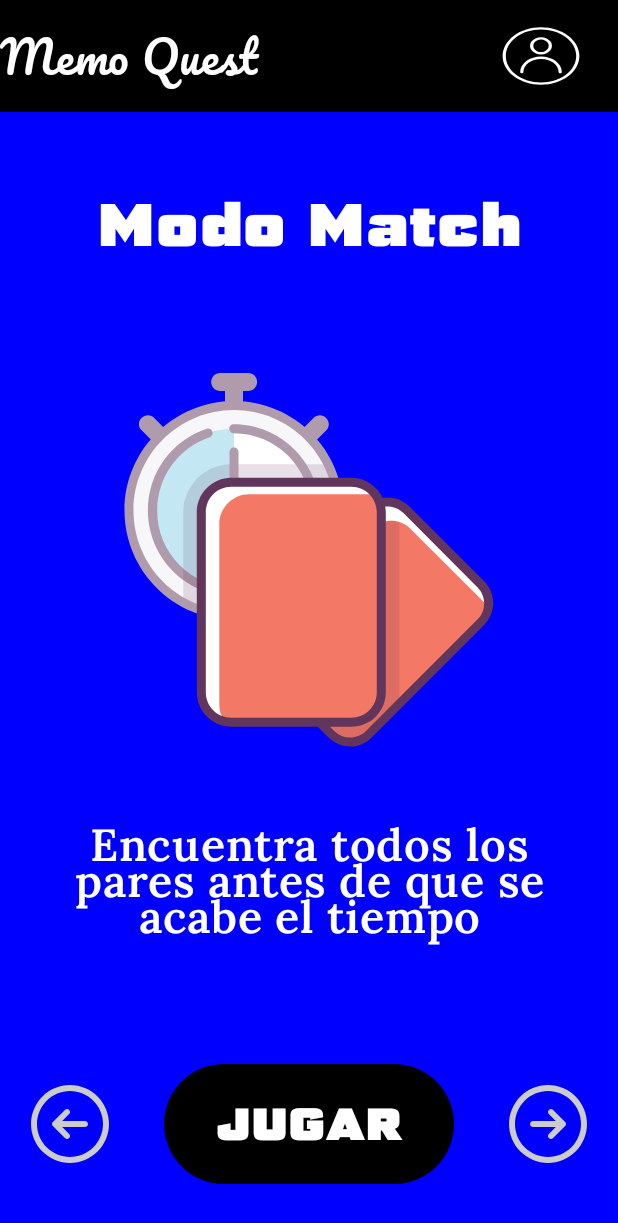
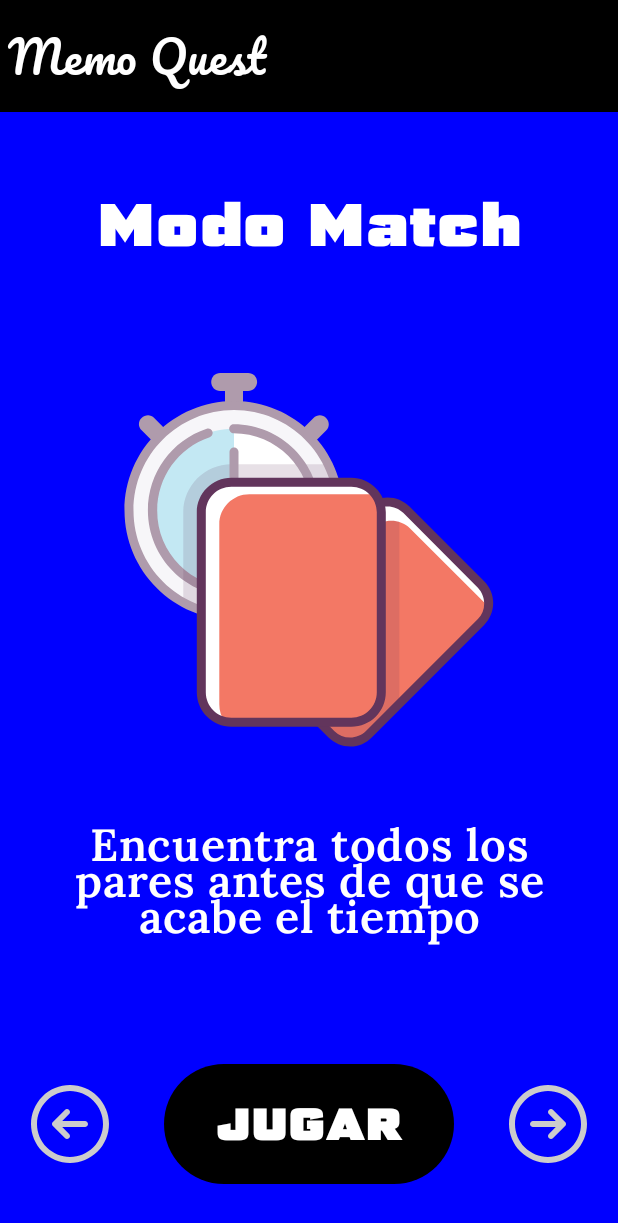
Before and after one commit to LunexaCorp/memoQuest, an Android app built with Jetpack Compose: the screen it shows after launch (MainActivity), on a phone screen of 412 x 824 dp. Shown: the top 1223 px of the screen. Run offline under Robolectric (Android 15) with nearby library versions, the phone set to English and light mode, and no system bars.

Commit message:
fix: Aumenta contraste de botón Jugar, desactiva botón de perfil, aleja titulo de seccion lateral y cambia función composable Mascota a CabeceraModo

```diff
--- a/app/src/main/java/com/nikelyh/jewels/MainActivity.kt
+++ b/app/src/main/java/com/nikelyh/jewels/MainActivity.kt
@@ -36,10 +36,7 @@ import androidx.compose.ui.unit.sp
 import com.nikelyh.jewels.data.models.Modo
 import com.nikelyh.jewels.ui.adapters.ModosAdapter
 import com.nikelyh.jewels.ui.theme.JewelsTheme
-import androidx.compose.runtime.getValue
-import androidx.compose.runtime.setValue
 import androidx.compose.ui.Alignment
-import androidx.compose.ui.graphics.painter.Painter
 import androidx.compose.ui.res.painterResource
 import androidx.compose.ui.text.font.Font
 import androidx.compose.ui.text.font.FontWeight
@@ -84,7 +81,7 @@ fun Panel(modifier: Modifier = Modifier) {
             modifier = Modifier
                 .weight(.5f)
         )
-        Mascota(
+        CabeceraModo(
             modifier = Modifier
                 .weight(1f)
 
@@ -131,12 +128,14 @@ fun Header(modifier: Modifier = Modifier){
             Text(
                 modifier = Modifier
                     .weight(3f)
+                    .padding(5.dp)
                 ,
                 text = "Memo Quest",
                 fontFamily = PacificoFont,
                 fontSize = 30.sp,
                 color = Color.White
             )
+            /*
             IconButton(
                 modifier = Modifier
                     .weight(1f)
@@ -150,6 +149,7 @@ fun Header(modifier: Modifier = Modifier){
                     contentDescription = null
                 )
             }
+             */
 
         }
     }
@@ -157,7 +157,7 @@ fun Header(modifier: Modifier = Modifier){
 }
 
 @Composable
-fun Mascota(modifier: Modifier = Modifier, modo: Modo){
+fun CabeceraModo(modifier: Modifier = Modifier, modo: Modo){
     Row(
         modifier = modifier
             .fillMaxSize()
@@ -284,6 +284,7 @@ fun Footer(
                 ,
                 text = "JUGAR",
                 fontSize = 30.sp,
+                color = Color.White,
                 fontFamily = ScienceFont,
                 textAlign = TextAlign.Center
             )
```
